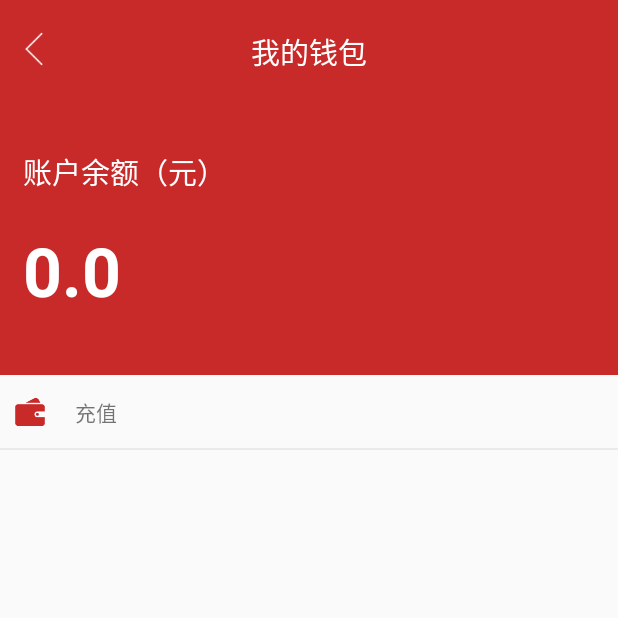
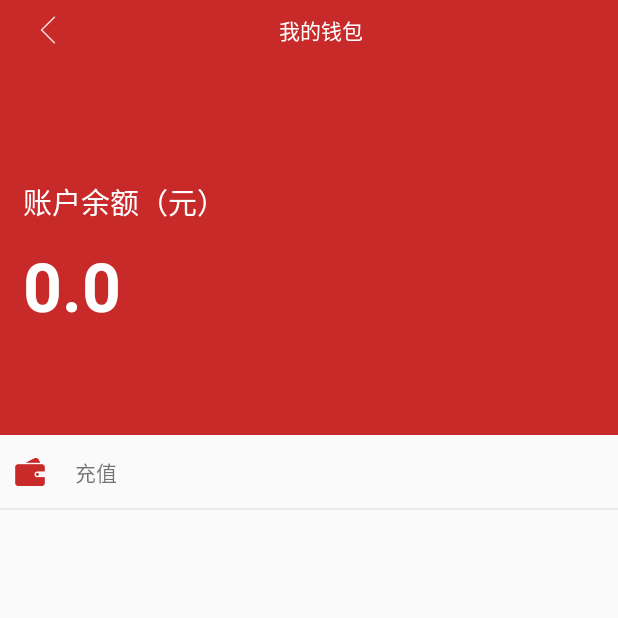
Before and after one commit to JandGit/ElcCommerce, an Android app: the WalletActivity screen opened directly, with no data from a screen before it, on a phone screen of 412 x 824 dp, the top half of it. Run offline under Robolectric (Android 15) with nearby library versions, the phone set to English and light mode, and no system bars; our stand-ins replace CircleImageView; network calls fail.

Commit message:
刘俊杰：2016-9-10,

```diff
--- a/app/src/main/java/com/android/tkengine/elccommerce/UI/MeFragment.java
+++ b/app/src/main/java/com/android/tkengine/elccommerce/UI/MeFragment.java
@@ -128,7 +128,7 @@ public class MeFragment extends Fragment {
             SharedPreferences sp = getActivity().getSharedPreferences("LoginInfo", Context.MODE_PRIVATE);
             tv_userName.setText(sp.getString("UserName", "null"));
             Picasso.with(getContext()).load(sp.getString("UserIcon", null)).fit()
-                    .error(R.drawable.frgme_userunlogin)
+                    .placeholder(R.drawable.frgme_userunlogin)
                     .into(iv_userIcon);
             TextView tv_money = (TextView) mView.findViewById(R.id.tv_money);
             tv_money.setText("余额" + sp.getFloat("UserMoney", 0));
--- a/app/src/main/java/com/android/tkengine/elccommerce/UI/WalletActivity.java
+++ b/app/src/main/java/com/android/tkengine/elccommerce/UI/WalletActivity.java
@@ -31,19 +31,12 @@ public class WalletActivity extends AppCompatActivity {
 
     private void initView() {
         money = (TextView) findViewById(R.id.wallet_money);
-        back = (ImageView) findViewById(R.id.wallet_back);
         add = (RelativeLayout) findViewById(R.id.add_wallet);
         money.setText("0.00");
         add.setOnClickListener(new View.OnClickListener() {
             @Override
             public void onClick(View view) {
                 startActivity(new Intent(WalletActivity.this, AddWalletActivity.class));
-            }
-        });
-        back.setOnClickListener(new View.OnClickListener() {
-            @Override
-            public void onClick(View view) {
-                finish();
             }
         });
     }
@@ -55,4 +48,8 @@ public class WalletActivity extends AppCompatActivity {
         double i = sharedPreferences.getFloat("UserMoney",0);
         money.setText(i + "");
     }
+
+    public void onBackClick(View view){
+        finish();
+    }
 }
--- a/app/src/main/res/layout/activity_wallet.xml
+++ b/app/src/main/res/layout/activity_wallet.xml
@@ -5,30 +5,47 @@
               android:layout_height="match_parent">
 
 
+    <android.support.v7.widget.Toolbar
+        android:id="@+id/tb_loginAct"
+        android:background="@color/colorPrimary"
+        android:layout_width="match_parent"
+        android:layout_height="40dp">
+
+        <RelativeLayout
+            android:layout_width="match_parent"
+            android:layout_height="match_parent">
+            <TextView
+                android:id="@+id/tv1"
+                android:layout_width="wrap_content"
+                android:layout_height="wrap_content"
+                android:gravity="center"
+                android:textColor="@color/colorWhite"
+                android:text="我的钱包"
+                android:layout_centerInParent="true"/>
+
+            <ImageView
+                android:id="@+id/iv_back"
+                android:onClick="onBackClick"
+                android:clickable="true"
+                android:background="?attr/selectableItemBackground"
+                android:layout_alignParentStart="true"
+                android:layout_alignParentLeft="true"
+                android:scaleType="centerInside"
+                android:src="@mipmap/wallet_back"
+                android:layout_alignTop="@+id/tv1"
+                android:layout_alignBottom="@+id/tv1"
+                android:layout_width="wrap_content"
+                android:layout_height="match_parent" />
+        </RelativeLayout>
+
+    </android.support.v7.widget.Toolbar>
     <RelativeLayout
         android:background="@color/colorPrimary"
         android:layout_width="match_parent"
         android:layout_height="250dp">
 
-        <ImageView
-            android:id="@+id/wallet_back"
-            android:layout_marginLeft="10dp"
-            android:layout_marginTop="20dp"
-            android:src="@mipmap/wallet_back"
-            android:layout_width="25dp"
-            android:layout_height="25dp"/>
-
         <TextView
-            android:layout_marginTop="20dp"
-            android:text="我的钱包"
-            android:textColor="@color/colorWhite"
-            android:textSize="19sp"
-            android:layout_centerHorizontal="true"
-            android:layout_width="wrap_content"
-            android:layout_height="wrap_content"/>
-
-        <TextView
-            android:layout_marginTop="100dp"
+            android:layout_marginTop="80dp"
             android:text="账户余额（元）"
             android:layout_marginLeft="15dp"
             android:textColor="@color/colorWhite"
@@ -39,7 +56,7 @@
         <TextView
             android:id="@+id/wallet_money"
             android:textStyle="bold"
-            android:layout_marginTop="150dp"
+            android:layout_marginTop="120dp"
             android:text="0.00"
             android:layout_marginLeft="15dp"
             android:textColor="@color/colorWhite"
```
Also changed, not shown: app/src/main/java/com/android/tkengine/elccommerce/UI/AddWalletActivity.java (+3 -11 lines), app/src/main/res/layout/activity_add_wallet.xml (+34 -1 lines).
